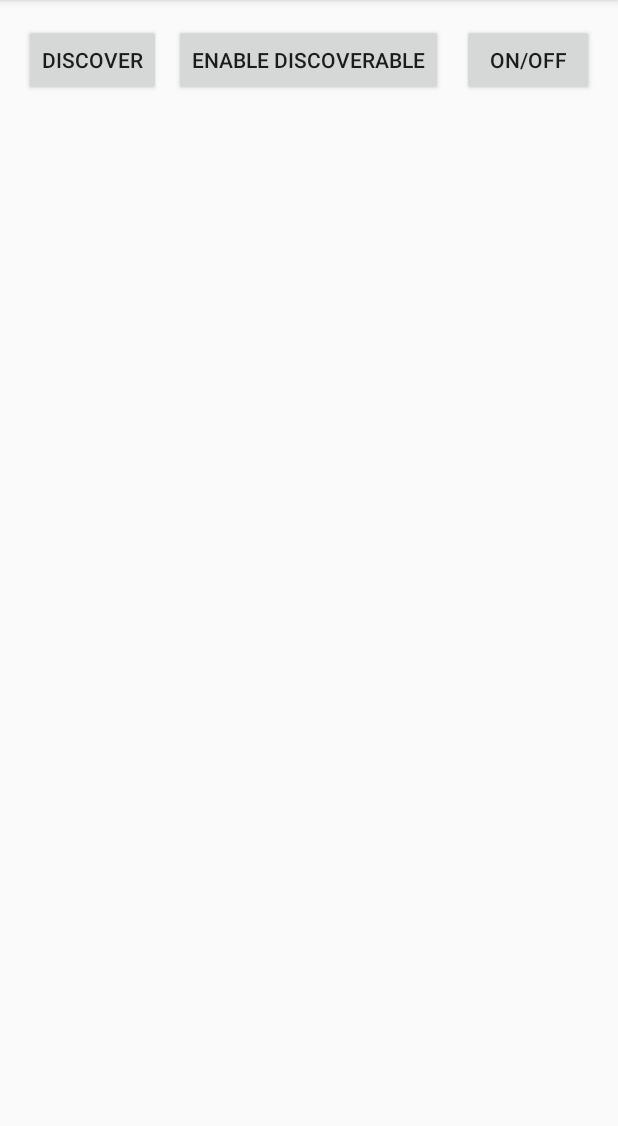
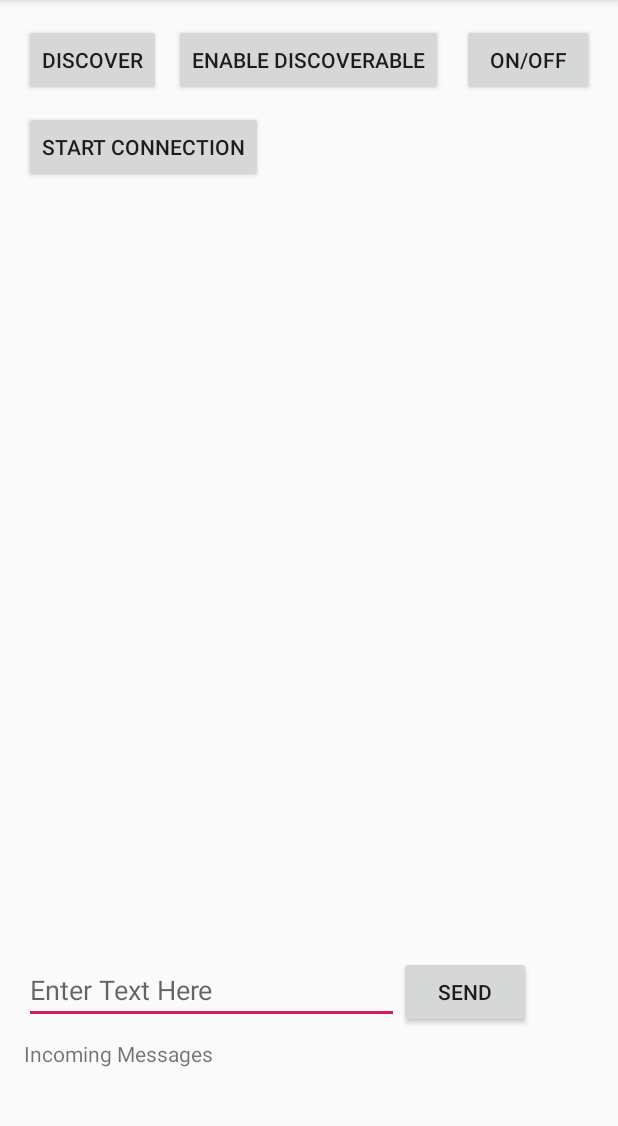
Before and after one commit to huanzhz/CZ3004-MDP, an Android app: the screen it shows after launch (MainActivity), on a phone screen of 412 x 824 dp, the part 84-1210 px from its top. Run offline under Robolectric (Android 15) with nearby library versions, the phone set to English and light mode, and no system bars.

Commit message:
Chat Between device and pc, bluetooth UUID

```diff
--- a/app/build.gradle
+++ b/app/build.gradle
@@ -26,4 +26,5 @@
     testImplementation 'junit:junit:4.12'
     androidTestImplementation 'androidx.test.ext:junit:1.1.1'
     androidTestImplementation 'androidx.test.espresso:espresso-core:3.2.0'
+    implementation 'androidx.localbroadcastmanager:localbroadcastmanager:1.0.0'
 }
--- a/app/src/main/java/com/example/mdpgroup6yr1920sem2/MainActivity.java
+++ b/app/src/main/java/com/example/mdpgroup6yr1920sem2/MainActivity.java
@@ -2,6 +2,7 @@
 
 import androidx.annotation.RequiresApi;
 import androidx.appcompat.app.AppCompatActivity;
+import androidx.localbroadcastmanager.content.LocalBroadcastManager;
 
 import android.Manifest;
 import android.bluetooth.BluetoothAdapter;
@@ -16,15 +17,34 @@
 import android.view.View;
 import android.widget.AdapterView;
 import android.widget.Button;
+import android.widget.EditText;
 import android.widget.ListView;
+import android.widget.TextView;
 
+import java.nio.charset.Charset;
 import java.util.ArrayList;
+import java.util.UUID;
 
 public class MainActivity extends AppCompatActivity implements AdapterView.OnItemClickListener{
     private static final String TAG = "MainActivity";
 
     BluetoothAdapter mBluetoothAdapter;
     Button btnEnableDisable_Discoverable;
+
+    BluetoothConnectionService mBluetoothConnection;
+
+    Button btnStartConnection;
+    Button btnSend;
+
+    TextView incomingMessages;
+    StringBuilder messages;
+
+    EditText etSend;
+
+    //private static final UUID MY_UUID_INSECURE = UUID.fromString("8ce255c0-200a-11e0-ac64-0800200c9a66");
+    private static final UUID MY_UUID_INSECURE = UUID.fromString("00001101-0000-1000-8000-00805F9B34FB");
+
+    BluetoothDevice mBTDevice;
 
     public ArrayList<BluetoothDevice> mBTDevices = new ArrayList<>();
 
@@ -134,6 +154,8 @@
                 //case1: bonded already
                 if (mDevice.getBondState() == BluetoothDevice.BOND_BONDED){
                     Log.d(TAG, "BroadcastReceiver: BOND_BONDED.");
+                    //inside BroadcastReceiver4
+                    mBTDevice = mDevice;
                 }
                 //case2: creating a bone
                 if (mDevice.getBondState() == BluetoothDevice.BOND_BONDING) {
@@ -169,6 +191,15 @@
         lvNewDevices = (ListView) findViewById(R.id.lvNewDevices);
         mBTDevices = new ArrayList<>();
 
+        btnStartConnection = (Button) findViewById(R.id.btnStartConnection);
+        btnSend = (Button) findViewById(R.id.btnSend);
+        etSend = (EditText) findViewById(R.id.editText);
+
+        // Receive Messages
+        incomingMessages = (TextView) findViewById(R.id.incomingMessage);
+        messages = new StringBuilder();
+        LocalBroadcastManager.getInstance(this).registerReceiver(mReceiver, new IntentFilter("incomingMessage"));
+
         //Broadcasts when bond state changes (ie:pairing)
         IntentFilter filter = new IntentFilter(BluetoothDevice.ACTION_BOND_STATE_CHANGED);
         registerReceiver(mBroadcastReceiver4, filter);
@@ -186,6 +217,50 @@
             }
         });
 
+        btnStartConnection.setOnClickListener(new View.OnClickListener() {
+            @Override
+            public void onClick(View view) {
+                startConnection();
+            }
+        });
+
+        btnSend.setOnClickListener(new View.OnClickListener() {
+            @Override
+            public void onClick(View view) {
+                byte[] bytes = etSend.getText().toString().getBytes(Charset.defaultCharset());
+                mBluetoothConnection.write(bytes);
+
+                etSend.setText("");
+            }
+        });
+
+    }
+
+    // Broadcast Receiver function
+    BroadcastReceiver mReceiver = new BroadcastReceiver() {
+        @Override
+        public void onReceive(Context context, Intent intent) {
+            String text = intent.getStringExtra("theMessage");
+
+            messages.append(text + "\n");
+
+            incomingMessages.setText(messages);
+        }
+    };
+
+    //create method for starting connection
+//***remember the conncction will fail and app will crash if you haven't paired first
+    public void startConnection(){
+        startBTConnection(mBTDevice,MY_UUID_INSECURE);
+    }
+
+    /**
+     * starting chat service method
+     */
+    public void startBTConnection(BluetoothDevice device, UUID uuid){
+        Log.d(TAG, "startBTConnection: Initializing RFCOM Bluetooth Connection.");
+
+        mBluetoothConnection.startClient(device,uuid);
     }
 
 
@@ -289,6 +364,9 @@
         if(Build.VERSION.SDK_INT > Build.VERSION_CODES.JELLY_BEAN_MR2){
             Log.d(TAG, "Trying to pair with " + deviceName);
             mBTDevices.get(i).createBond();
+
+            mBTDevice = mBTDevices.get(i);
+            mBluetoothConnection = new BluetoothConnectionService(MainActivity.this);
         }
     }
 }
--- a/app/src/main/res/layout/activity_main.xml
+++ b/app/src/main/res/layout/activity_main.xml
@@ -11,15 +11,17 @@
     tools:context=".MainActivity">
 
     <Button
-        android:text="ON/OFF"
+        android:text="@string/on_off"
         android:layout_width="wrap_content"
         android:layout_height="wrap_content"
         android:layout_alignParentTop="true"
         android:layout_alignParentRight="true"
-        android:id="@+id/btnONOFF"/>
+        android:id="@+id/btnONOFF"
+        android:layout_alignParentEnd="true"
+        tools:ignore="RelativeOverlap" />
 
     <Button
-        android:text="Enable Discoverable"
+        android:text="@string/enable_discoverable"
         android:layout_width="wrap_content"
         android:layout_height="wrap_content"
         android:id="@+id/btnDiscoverable_on_off"
@@ -31,13 +33,52 @@
         android:layout_width="wrap_content"
         android:layout_height="wrap_content"
         android:id="@+id/btnFindUnpairedDevices"
-        android:text="Discover"
+        android:text="@string/discover"
         android:onClick="btnDiscover"/>
 
     <ListView
-        android:layout_below="@+id/btnFindUnpairedDevices"
+        android:layout_marginTop="15dp"
+        android:layout_below="@+id/btnStartConnection"
         android:layout_width="match_parent"
         android:layout_height="500dp"
         android:id="@+id/lvNewDevices"/>
 
+    <Button
+        android:layout_marginTop="10dp"
+        android:layout_width="wrap_content"
+        android:layout_height="wrap_content"
+        android:layout_below="@+id/btnFindUnpairedDevices"
+        android:id="@+id/btnStartConnection"
+        android:text="@string/start_connection"/>
+
+    <EditText
+        android:layout_width="250dp"
+        android:layout_height="wrap_content"
+        android:hint="@string/enter_text_here"
+        android:layout_below="@+id/lvNewDevices"
+        android:layout_alignParentStart="true"
+        android:id="@+id/editText"
+        android:layout_alignParentLeft="true" />
+
+    <Button
+        android:layout_width="wrap_content"
+        android:layout_height="wrap_content"
+        android:text="@string/send"
+        android:id="@+id/btnSend"
+        android:layout_toRightOf="@+id/editText"
+        android:layout_below="@+id/lvNewDevices"
+        android:layout_toEndOf="@+id/editText" />
+
+    <TextView
+        android:layout_marginTop="10dp"
+        android:text="@string/incoming_messages"
+        android:layout_width="wrap_content"
+        android:layout_height="match_parent"
+        android:layout_below="@+id/editText"
+        android:layout_alignParentStart="true"
+        android:id="@+id/incomingMessage"
+        android:layout_alignParentEnd="true"
+        android:layout_alignParentRight="true"
+        android:layout_alignParentLeft="true" />
+
 </RelativeLayout>
--- a/app/src/main/res/values/strings.xml
+++ b/app/src/main/res/values/strings.xml
@@ -1,3 +1,10 @@
 <resources>
     <string name="app_name">MdpGroup6yr1920sem2</string>
+    <string name="on_off">ON/OFF</string>
+    <string name="enable_discoverable">Enable Discoverable</string>
+    <string name="discover">Discover</string>
+    <string name="start_connection">Start Connection</string>
+    <string name="enter_text_here">Enter Text Here</string>
+    <string name="send">SEND</string>
+    <string name="incoming_messages">Incoming Messages</string>
 </resources>
```
Also changed, not shown: app/src/main/java/com/example/mdpgroup6yr1920sem2/BluetoothConnectionService.java (added, +314 -0 lines).
